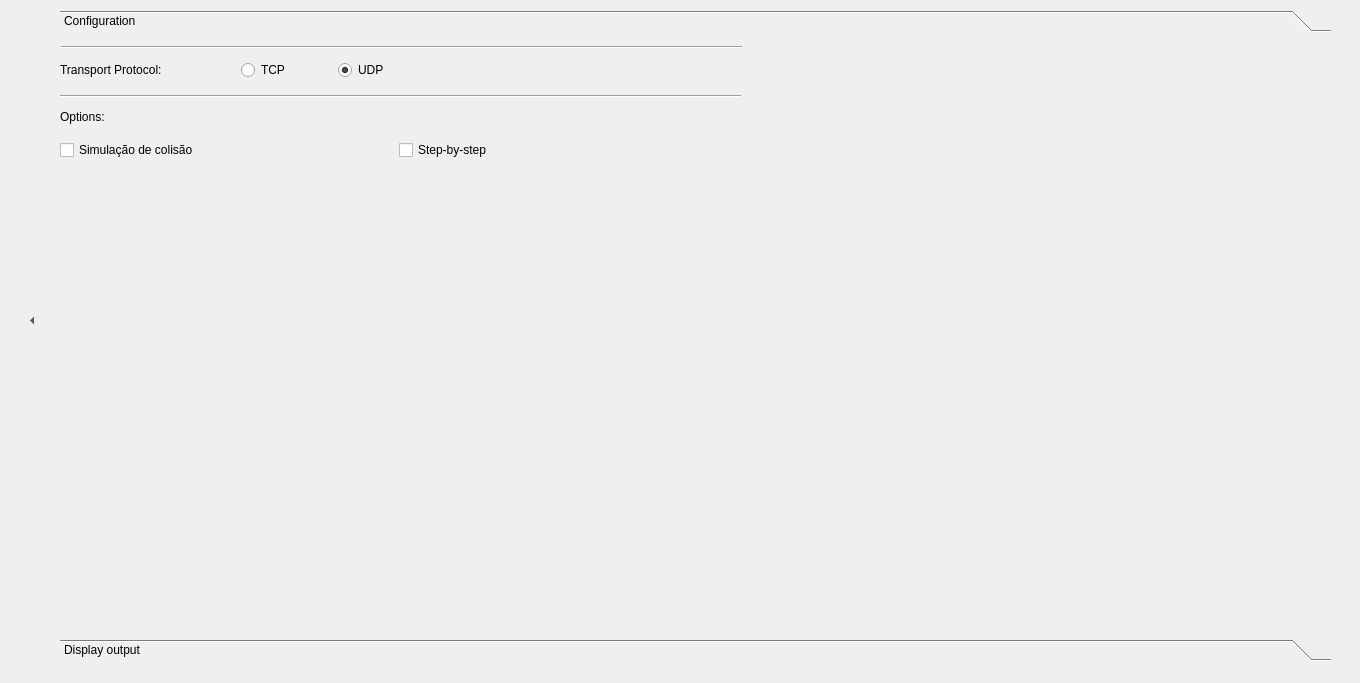
First picture: the form in NEW/client.ui, repository thaisdb/TCC, before the edit.
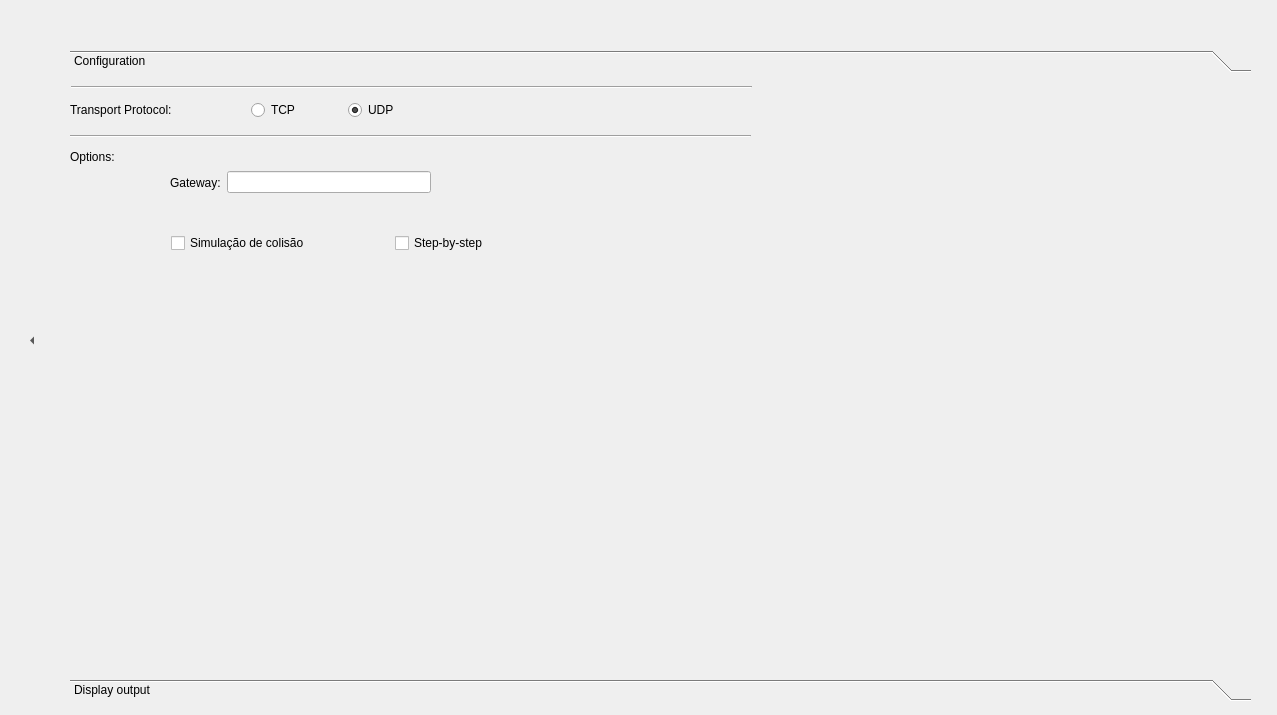
Second picture: the form after the edit. The open tabs and pages were chosen to show the change.

Commit message: width of uis corretos funcionando

```diff
--- a/NEW/client.ui
+++ b/NEW/client.ui
@@ -6,8 +6,8 @@
    <rect>
     <x>0</x>
     <y>0</y>
-    <width>1360</width>
-    <height>683</height>
+    <width>1277</width>
+    <height>715</height>
    </rect>
   </property>
   <property name="windowTitle">
@@ -16,9 +16,9 @@
   <widget class="QToolBox" name="toolBox">
    <property name="geometry">
     <rect>
-     <x>60</x>
-     <y>10</y>
-     <width>1271</width>
+     <x>70</x>
+     <y>50</y>
+     <width>1181</width>
      <height>651</height>
     </rect>
    </property>
@@ -81,32 +81,6 @@
       <string>Options:</string>
      </property>
     </widget>
-    <widget class="QWidget" name="layoutWidget">
-     <property name="geometry">
-      <rect>
-       <x>0</x>
-       <y>100</y>
-       <width>671</width>
-       <height>24</height>
-      </rect>
-     </property>
-     <layout class="QHBoxLayout" name="horizontalLayout_3">
-      <item>
-       <widget class="QCheckBox" name="checkBox_2">
-        <property name="text">
-         <string>Simulação de colisão</string>
-        </property>
-       </widget>
-      </item>
-      <item>
-       <widget class="QCheckBox" name="checkBox">
-        <property name="text">
-         <string>Step-by-step</string>
-        </property>
-       </widget>
-      </item>
-     </layout>
-    </widget>
     <widget class="QWidget" name="layoutWidget">
      <property name="geometry">
       <rect>
@@ -156,6 +130,79 @@
       <enum>Qt::Horizontal</enum>
      </property>
     </widget>
+    <widget class="QWidget" name="layoutWidget">
+     <property name="geometry">
+      <rect>
+       <x>101</x>
+       <y>153</y>
+       <width>441</width>
+       <height>24</height>
+      </rect>
+     </property>
+     <layout class="QHBoxLayout" name="horizontalLayout_3">
+      <item>
+       <widget class="QCheckBox" name="checkBox_2">
+        <property name="text">
+         <string>Simulação de colisão</string>
+        </property>
+       </widget>
+      </item>
+      <item>
+       <widget class="QCheckBox" name="checkBox">
+        <property name="text">
+         <string>Step-by-step</string>
+        </property>
+       </widget>
+      </item>
+     </layout>
+    </widget>
+    <widget class="QWidget" name="horizontalLayoutWidget">
+     <property name="geometry">
+      <rect>
+       <x>100</x>
+       <y>90</y>
+       <width>261</width>
+       <height>29</height>
+      </rect>
+     </property>
+     <layout class="QHBoxLayout" name="horizontalLayout_2">
+      <item>
+       <widget class="QLabel" name="label_3">
+        <property name="sizePolicy">
+         <sizepolicy hsizetype="Minimum" vsizetype="Preferred">
+          <horstretch>0</horstretch>
+          <verstretch>0</verstretch>
+         </sizepolicy>
+        </property>
+        <property name="text">
+         <string>Gateway:</string>
+        </property>
+       </widget>
+      </item>
+      <item>
+       <widget class="QLineEdit" name="gatewayEdit">
+        <property name="sizePolicy">
+         <sizepolicy hsizetype="Expanding" vsizetype="Fixed">
+          <horstretch>0</horstretch>
+          <verstretch>0</verstretch>
+         </sizepolicy>
+        </property>
+        <property name="focusPolicy">
+         <enum>Qt::NoFocus</enum>
+        </property>
+        <property name="frame">
+         <bool>true</bool>
+        </property>
+       </widget>
+      </item>
+     </layout>
+    </widget>
+    <zorder>layoutWidget</zorder>
+    <zorder>horizontalLayoutWidget</zorder>
+    <zorder>line_2</zorder>
+    <zorder>label_5</zorder>
+    <zorder>layoutWidget</zorder>
+    <zorder>line_3</zorder>
    </widget>
    <widget class="QWidget" name="displayPage">
     <property name="geometry">
@@ -428,9 +475,9 @@
    <property name="geometry">
     <rect>
      <x>20</x>
-     <y>10</y>
+     <y>40</y>
      <width>24</width>
-     <height>621</height>
+     <height>601</height>
     </rect>
    </property>
    <property name="text">
```
Left out of the diff: 39 changed lines with no effect on the pictures. The commit also changes 19 other files.
